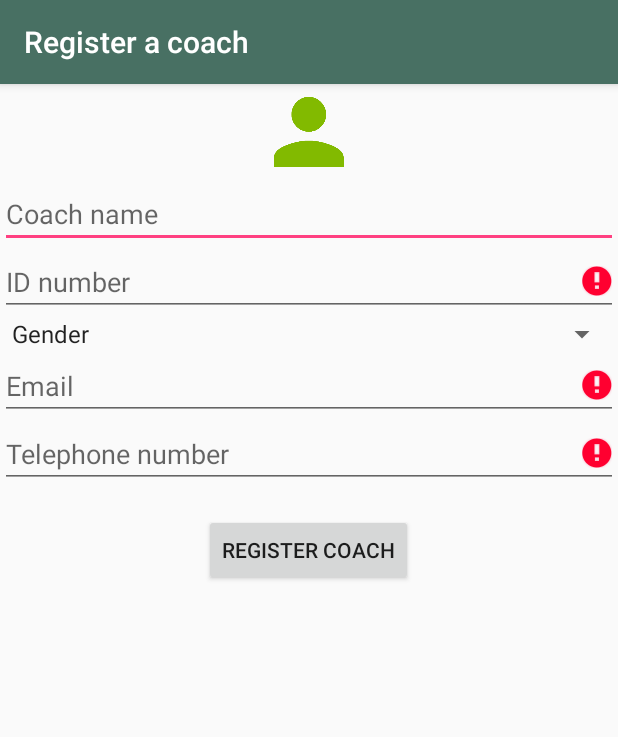
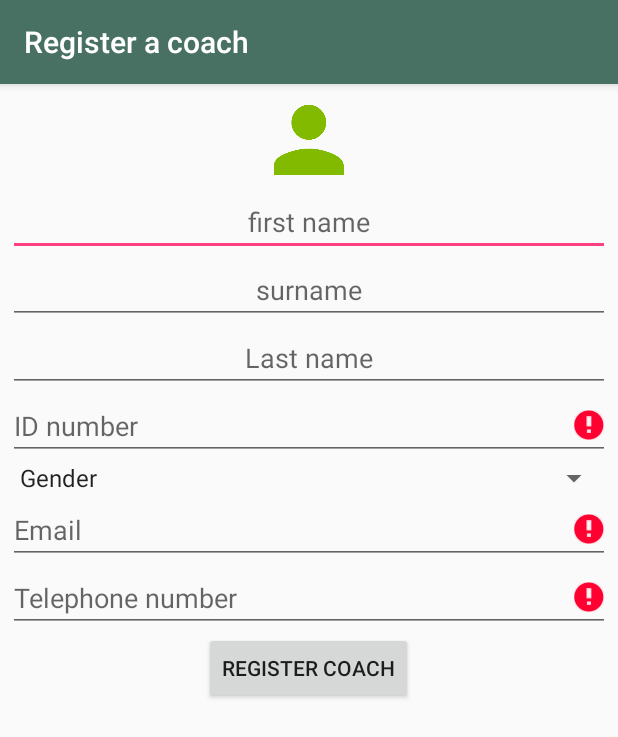
Before and after one commit to 0n1s/egym, an Android app: the AdminAdd screen opened directly, with no data from a screen before it, after a tap on "REGISTER COACH", on a phone screen of 412 x 824 dp. Shown: the top 737 px of the screen. Run offline under Robolectric (Android 15) with nearby library versions, the phone set to English and light mode, and no system bars.

Commit message:
done with all requirements

```diff
--- a/app/build.gradle
+++ b/app/build.gradle
@@ -20,7 +20,7 @@ android {
 }
 
 dependencies {
-    compile fileTree(dir: 'libs', include: ['*.jar'])
+    compile fileTree(include: ['*.jar'], dir: 'libs')
     androidTestCompile('com.android.support.test.espresso:espresso-core:2.2.2', {
         exclude group: 'com.android.support', module: 'support-annotations'
     })
--- a/app/src/main/java/code0/gym/AdminAdd.java
+++ b/app/src/main/java/code0/gym/AdminAdd.java
@@ -22,39 +22,38 @@ import java.util.HashMap;
 import java.util.List;
 
 public class AdminAdd extends AppCompatActivity {
-EditText coach_name, id_number, email_adress, telephone_number;
+EditText coach_name, id_number, email_adress, telephone_number, editText19;
     Button reg;
     @Override
     protected void onCreate(Bundle savedInstanceState) {
         super.onCreate(savedInstanceState);
         setContentView(R.layout.activity_admin_add);
-
         getSupportActionBar().setTitle("Register a coach");
-
-
-
         List<String> spinnerArray =  new ArrayList<String>();
         spinnerArray.add("Gender");
         spinnerArray.add("Male");
         spinnerArray.add("Female");
-
-
         ArrayAdapter<String> adapter = new ArrayAdapter<String>(
                 this, android.R.layout.simple_spinner_item, spinnerArray);
-
         adapter.setDropDownViewResource(android.R.layout.simple_spinner_dropdown_item);
         final Spinner sItems = (Spinner) findViewById(R.id.spinner);
         sItems.setAdapter(adapter);
-
         coach_name=(EditText)findViewById(R.id.editText3);
         id_number=(EditText)findViewById(R.id.editText4);
         email_adress=(EditText)findViewById(R.id.editText5);
         telephone_number=(EditText)findViewById(R.id.editText6);
         reg=(Button)findViewById(R.id.button2);
 
-        reg.setOnClickListener(new View.OnClickListener() {
+        reg.setOnClickListener(new View.OnClickListener()
+        {
             @Override
-            public void onClick(View view) {
+            public void onClick(View view)
+            {
+
+                EditText surname = (EditText)findViewById(R.id.editText19);
+                EditText lastname= (EditText)findViewById(R.id.editText20);
+                String last_name = lastname.getText().toString();
+                String suerna = surname.getText().toString();
                 String name=coach_name.getText().toString();
                 String idnum=id_number.getText().toString();
                 String email=email_adress.getText().toString();
@@ -64,7 +63,7 @@ EditText coach_name, id_number, email_adress, telephone_number;
 
                if(verify(tel, email,idnum))
                {
-                   register(name, idnum, email, tel, gender);
+                   register(name, idnum, email, tel, gender,last_name,suerna);
                }
 
 
@@ -115,7 +114,7 @@ EditText coach_name, id_number, email_adress, telephone_number;
         }
     }
 
-   public void register(final String name, final String idnum, final String email, final String tel, final String gender)
+   public void register(final String name, final String idnum, final String email, final String tel, final String gender,final String last_name, final String surname)
     {
         class GetJSON extends AsyncTask<Void, Void, String> {
 
@@ -138,6 +137,9 @@ EditText coach_name, id_number, email_adress, telephone_number;
                 RequestHandler rh = new RequestHandler();
                 HashMap<String, String> paramms = new HashMap<>();
                 paramms.put("name", name);
+                paramms.put("last_name", last_name);
+                paramms.put("surname", surname);
+                paramms.put("name", name);
                 paramms.put("id", idnum);
                 paramms.put("email", email);
                 paramms.put("gender", gender);
@@ -151,6 +153,8 @@ EditText coach_name, id_number, email_adress, telephone_number;
             protected void onPostExecute(String s) {
                 super.onPostExecute(s);
                 pDialog.dismiss();
+
+                //Toast.makeText(AdminAdd.this, "result" +s, Toast.LENGTH_SHORT).show();
 
                 if(s.equals("1"))
                 {
--- a/app/src/main/java/code0/gym/ClientActivity.java
+++ b/app/src/main/java/code0/gym/ClientActivity.java
@@ -143,6 +143,7 @@ getSupportActionBar().setTitle("Available Coaches");
 
     private void showthem(String s) {
 
+       // new AlertDialog.Builder(ClientActivity.this).setMessage(s).show();
        // Toast.makeText(this, s, Toast.LENGTH_LONG).show();
 
         JSONObject jsonObject = null;
--- a/app/src/main/java/code0/gym/ClientBook.java
+++ b/app/src/main/java/code0/gym/ClientBook.java
@@ -45,10 +45,10 @@ public class ClientBook extends AppCompatActivity {
 
        // Toast.makeText(this, user_id, Toast.LENGTH_SHORT).show();
 
-        amt=findViewById(R.id.editText9);
+        amt=(EditText)findViewById(R.id.editText9);
         amt.setText(price);
 
-        editText14=findViewById(R.id.editText14);
+        editText14=(EditText)findViewById(R.id.editText14);
         button4=(Button)findViewById(R.id.button4);
 
         TextView t16= (TextView)findViewById(R.id.textView16);
@@ -61,7 +61,7 @@ public class ClientBook extends AppCompatActivity {
 
         final EditText sItems2 = (EditText) findViewById(R.id.spinner5);
         final Spinner sItems = (Spinner) findViewById(R.id.spinner4);
-        final Spinner spinner=findViewById(R.id.spinner3);
+        final Spinner spinner=(Spinner)findViewById(R.id.spinner3);
 
 
         List<String> spinnerArray1 =  new ArrayList<String>();
--- a/app/src/main/java/code0/gym/CoachActivity.java
+++ b/app/src/main/java/code0/gym/CoachActivity.java
@@ -172,7 +172,6 @@ public class CoachActivity extends AppCompatActivity implements DatePickerDialog
                 super.onPostExecute(s);
                 progressDialog.dismiss();
                 showthem(s);
-                //Toast.makeText(CoachActivity.this, s, Toast.LENGTH_SHORT).show();
 
             }
 
@@ -232,8 +231,10 @@ public class CoachActivity extends AppCompatActivity implements DatePickerDialog
 
 
 
-    private void showthem(String s) {
+    private void showthem(String s)
+    {
 
+        //new AlertDialog.Builder(CoachActivity.this).setMessage(s).show();
         JSONObject jsonObject = null;
         ArrayList<HashMap<String, String>> list = new ArrayList<HashMap<String, String>>();
 
--- a/app/src/main/res/layout/activity_admin_add.xml
+++ b/app/src/main/res/layout/activity_admin_add.xml
@@ -3,6 +3,7 @@
     xmlns:app="http://schemas.android.com/apk/res-auto"
     xmlns:tools="http://schemas.android.com/tools"
     android:layout_width="match_parent"
+    android:layout_margin="5dp"
     android:layout_height="match_parent"
     tools:context="code0.gym.AdminAdd">
 
@@ -20,23 +21,22 @@
         android:layout_width="wrap_content"
         android:layout_height="wrap_content"
         android:layout_alignParentEnd="true"
+        android:gravity="center"
         android:layout_alignParentLeft="true"
         android:layout_alignParentRight="true"
         android:layout_alignParentStart="true"
         android:layout_below="@+id/imageView2"
         android:ems="10"
-        android:hint="Coach name"
+        android:hint="first name"
         android:inputType="textPersonName" />
 
     <EditText
+
         android:id="@+id/editText4"
-        android:layout_width="wrap_content"
+        android:layout_width="match_parent"
         android:layout_height="wrap_content"
-        android:layout_alignParentEnd="true"
-        android:layout_alignParentLeft="true"
-        android:layout_alignParentRight="true"
-        android:layout_alignParentStart="true"
-        android:layout_below="@+id/editText3"
+        android:layout_below="@+id/editText20"
+        android:layout_centerHorizontal="true"
         android:ems="10"
         android:hint="ID number"
         android:inputType="number" />
@@ -51,26 +51,20 @@
 
     <EditText
         android:id="@+id/editText5"
-        android:layout_width="wrap_content"
+        android:layout_width="match_parent"
         android:layout_height="wrap_content"
-        android:layout_alignParentEnd="true"
-        android:layout_alignParentLeft="true"
-        android:layout_alignParentRight="true"
-        android:layout_alignParentStart="true"
         android:layout_below="@+id/spinner"
+        android:layout_centerHorizontal="true"
         android:ems="10"
         android:hint="Email "
         android:inputType="textEmailAddress" />
 
     <EditText
         android:id="@+id/editText6"
-        android:layout_width="wrap_content"
+        android:layout_width="match_parent"
         android:layout_height="wrap_content"
-        android:layout_alignParentEnd="true"
-        android:layout_alignParentLeft="true"
-        android:layout_alignParentRight="true"
-        android:layout_alignParentStart="true"
         android:layout_below="@+id/editText5"
+        android:layout_centerHorizontal="true"
         android:ems="10"
         android:hint="Telephone number"
         android:inputType="phone" />
@@ -81,6 +75,28 @@
         android:layout_height="wrap_content"
         android:layout_below="@+id/editText6"
         android:layout_centerHorizontal="true"
-        android:layout_marginTop="17dp"
         android:text="Register coach" />
+
+    <EditText
+        android:id="@+id/editText19"
+        android:layout_width="match_parent"
+        android:layout_height="wrap_content"
+        android:layout_below="@+id/editText3"
+        android:layout_centerHorizontal="true"
+        android:ems="10"
+        android:gravity="center"
+        android:inputType="textPersonName"
+        android:hint="surname" />
+
+    <EditText
+        android:id="@+id/editText20"
+        android:layout_width="match_parent"
+        android:layout_height="wrap_content"
+        android:layout_alignLeft="@+id/editText19"
+        android:layout_alignStart="@+id/editText19"
+        android:layout_below="@+id/editText19"
+        android:ems="10"
+        android:gravity="center"
+        android:inputType="textPersonName"
+        android:hint="Last name" />
 </RelativeLayout>
--- a/app/src/main/res/layout/activity_coach.xml
+++ b/app/src/main/res/layout/activity_coach.xml
@@ -86,6 +86,7 @@
         android:layout_width="match_parent"
         android:layout_height="match_parent"
         android:layout_alignParentLeft="true"
+        android:layout_above="@+id/button8"
         android:layout_alignParentStart="true"
         android:layout_below="@+id/textView7" />
 
@@ -125,4 +126,6 @@
         android:layout_above="@+id/textView7"
         android:layout_toLeftOf="@+id/button3"
         android:layout_toStartOf="@+id/button3" />
+
+
 </RelativeLayout>
```
Also changed, not shown: app/src/main/java/code0/gym/AdminActivity.java (+58 -2 lines), app/src/main/java/code0/gym/ClientRegistration.java (+19 -16 lines), app/src/main/java/code0/gym/ResetPassword.java (+11 -8 lines).
